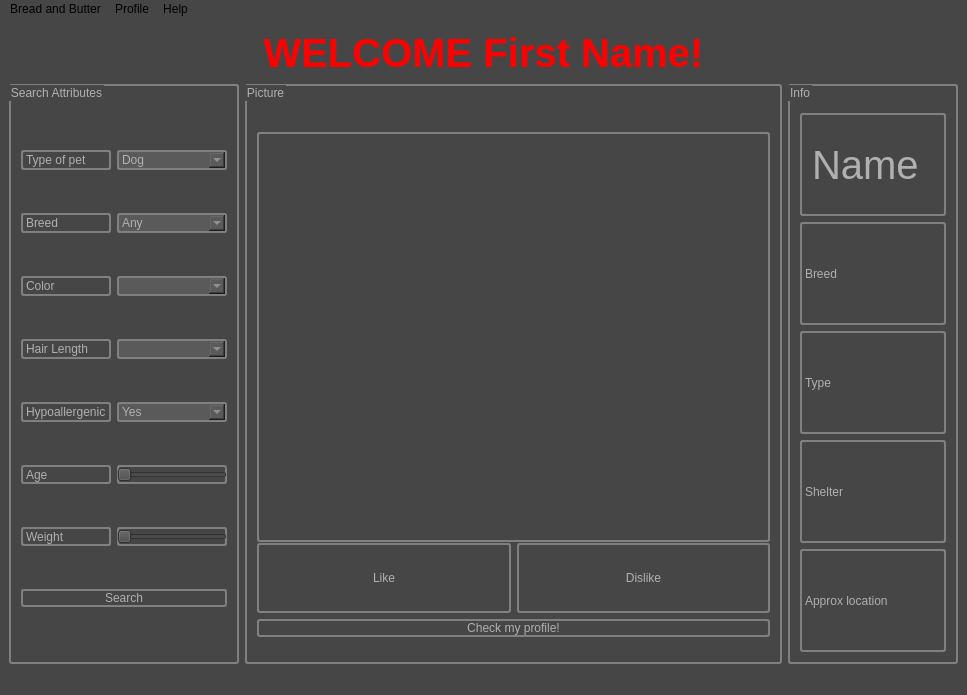
The window that breadnbutter/gui/petdisplay.ui (jacksodl23/cs-205-pet-adoption) describes before a commit, drawn with Qt 5.
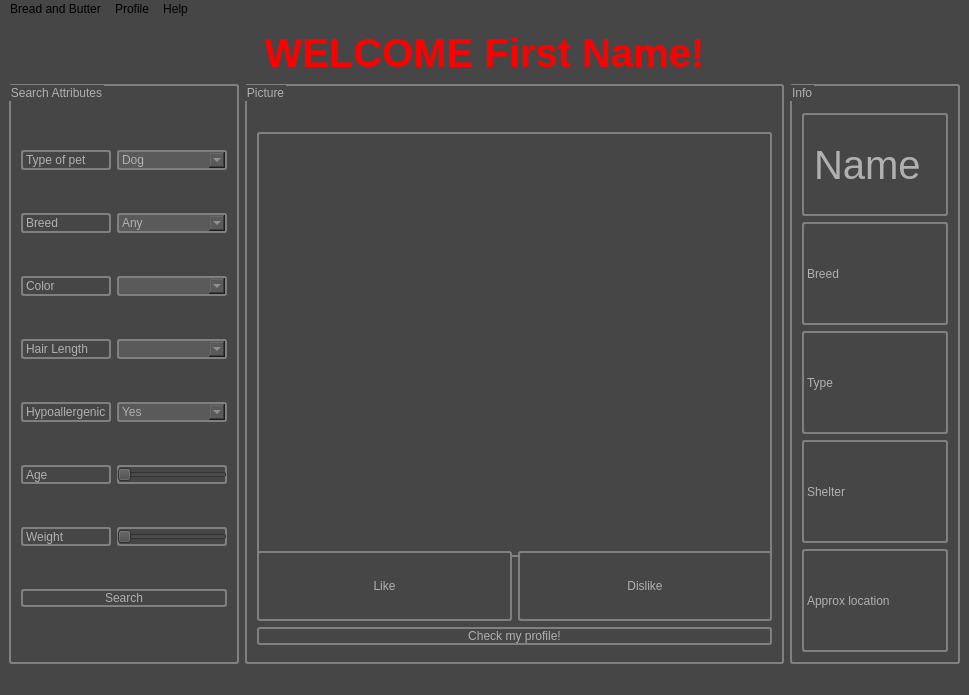
The same window after the commit.

What changed in the file:
```diff
--- a/breadnbutter/gui/petdisplay.ui
+++ b/breadnbutter/gui/petdisplay.ui
@@ -262,8 +262,8 @@
           <widget class="QLabel" name="animalDisplay">
            <property name="minimumSize">
             <size>
-             <width>480</width>
-             <height>410</height>
+             <width>515</width>
+             <height>425</height>
             </size>
            </property>
            <property name="maximumSize">
```
Left out of the diff: 2 changed lines with no effect on the pictures.
